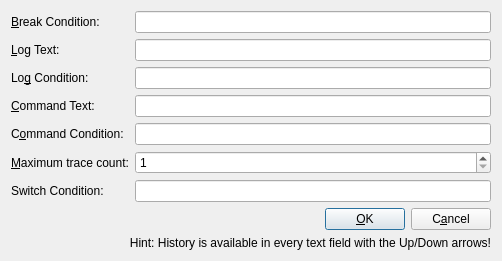
x64dbg/x64dbg, file src/gui/Src/Gui/SimpleTraceDialog.ui: the form before one commit.
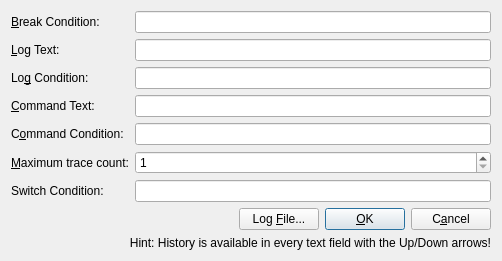
The form after the commit. Custom widgets are drawn as their Qt base class.

Commit message: GUI: add a gui for the trace log in SimpleTraceDialog

Diff of the .ui file:
```diff
--- a/src/gui/Src/Gui/SimpleTraceDialog.ui
+++ b/src/gui/Src/Gui/SimpleTraceDialog.ui
@@ -65,6 +65,13 @@
        </property>
       </spacer>
      </item>
+     <item>
+      <widget class="QPushButton" name="btnLogFile">
+       <property name="text">
+        <string>Log &amp;File...</string>
+       </property>
+      </widget>
+     </item>
      <item>
       <widget class="QPushButton" name="btnOk">
        <property name="sizePolicy">
```
Left out of the diff: 2 changed lines with no effect on the pictures. The commit also changes 4 other files.
